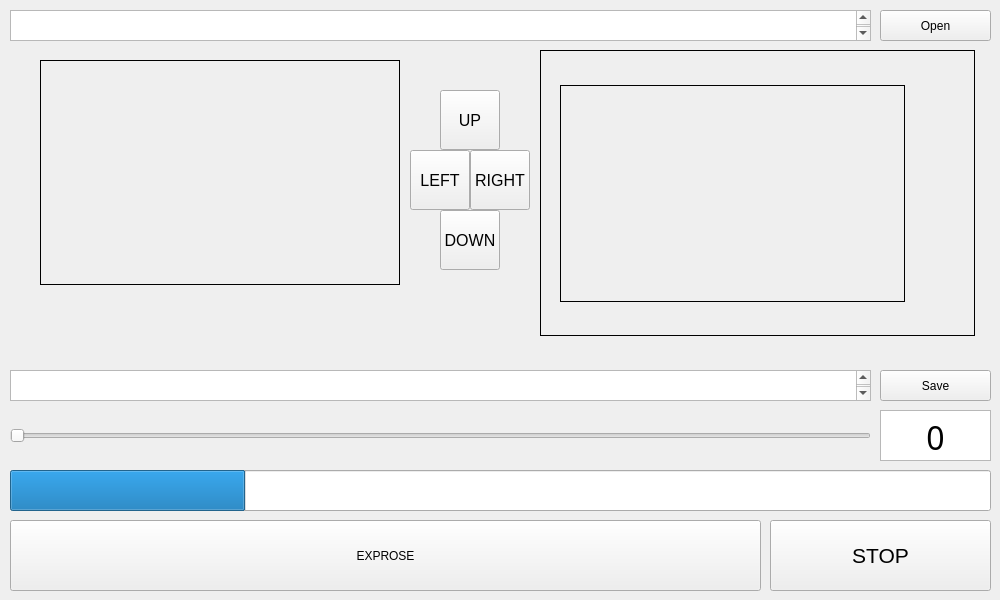
Qt form Gui.ui (Gemerus/CNC_PCB_DISPLAY) before a commit.
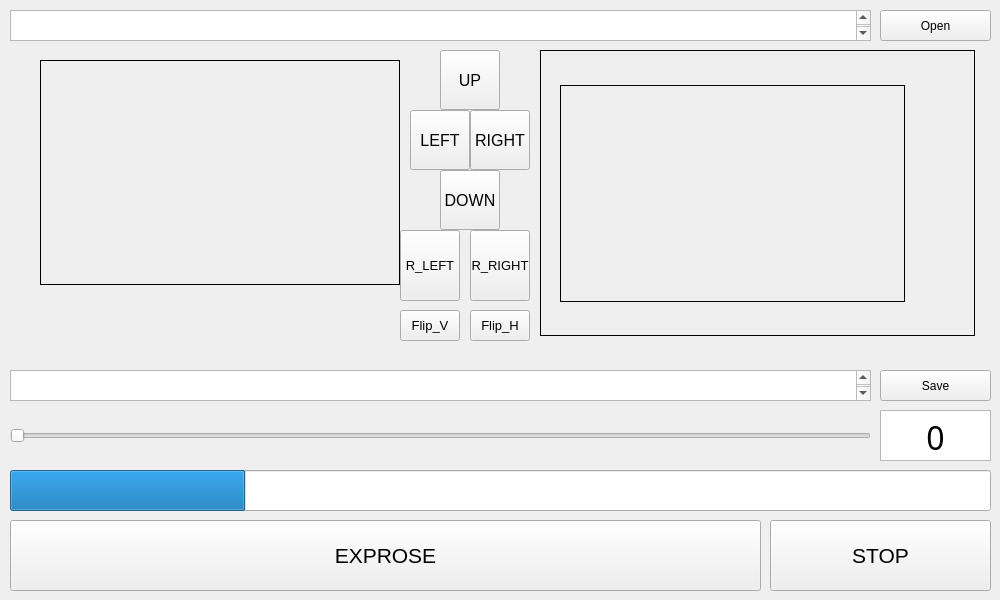
The same form after that commit. Icons and pictures are not drawn.

Diff of the .ui file:
```diff
--- a/Gui.ui
+++ b/Gui.ui
@@ -216,25 +216,6 @@
      <bool>true</bool>
     </property>
    </widget>
-   <widget class="QPushButton" name="pushButton_3">
-    <property name="geometry">
-     <rect>
-      <x>10</x>
-      <y>520</y>
-      <width>751</width>
-      <height>71</height>
-     </rect>
-    </property>
-    <property name="styleSheet">
-     <string notr="true"/>
-    </property>
-    <property name="text">
-     <string>EXPROSE</string>
-    </property>
-    <property name="flat">
-     <bool>false</bool>
-    </property>
-   </widget>
    <widget class="QLabel" name="label_3">
     <property name="geometry">
      <rect>
@@ -285,7 +266,7 @@
     <property name="geometry">
      <rect>
       <x>440</x>
-      <y>90</y>
+      <y>50</y>
       <width>60</width>
       <height>60</height>
      </rect>
@@ -303,7 +284,7 @@
     <property name="geometry">
      <rect>
       <x>440</x>
-      <y>210</y>
+      <y>170</y>
       <width>60</width>
       <height>60</height>
      </rect>
@@ -321,7 +302,7 @@
     <property name="geometry">
      <rect>
       <x>410</x>
-      <y>150</y>
+      <y>110</y>
       <width>60</width>
       <height>60</height>
      </rect>
@@ -339,7 +320,7 @@
     <property name="geometry">
      <rect>
       <x>470</x>
-      <y>150</y>
+      <y>110</y>
       <width>60</width>
       <height>60</height>
      </rect>
@@ -353,6 +334,105 @@
      <string>RIGHT</string>
     </property>
    </widget>
+   <widget class="QPushButton" name="imange_RotateLeft">
+    <property name="geometry">
+     <rect>
+      <x>400</x>
+      <y>230</y>
+      <width>60</width>
+      <height>71</height>
+     </rect>
+    </property>
+    <property name="font">
+     <font>
+      <pointsize>10</pointsize>
+     </font>
+    </property>
+    <property name="text">
+     <string>R_LEFT</string>
+    </property>
+   </widget>
+   <widget class="QPushButton" name="imange_RotateRight">
+    <property name="geometry">
+     <rect>
+      <x>470</x>
+      <y>230</y>
+      <width>60</width>
+      <height>71</height>
+     </rect>
+    </property>
+    <property name="font">
+     <font>
+      <pointsize>10</pointsize>
+     </font>
+    </property>
+    <property name="text">
+     <string>R_RIGHT</string>
+    </property>
+   </widget>
+   <widget class="QPushButton" name="imange_FlipV">
+    <property name="geometry">
+     <rect>
+      <x>400</x>
+      <y>310</y>
+      <width>60</width>
+      <height>31</height>
+     </rect>
+    </property>
+    <property name="font">
+     <font>
+      <pointsize>10</pointsize>
+     </font>
+    </property>
+    <property name="text">
+     <string>Flip_V</string>
+    </property>
+   </widget>
+   <widget class="QPushButton" name="imange_FlipH">
+    <property name="geometry">
+     <rect>
+      <x>470</x>
+      <y>310</y>
+      <width>60</width>
+      <height>31</height>
+     </rect>
+    </property>
+    <property name="font">
+     <font>
+      <pointsize>10</pointsize>
+     </font>
+    </property>
+    <property name="text">
+     <string>Flip_H</string>
+    </property>
+   </widget>
+   <widget class="QPushButton" name="Exprose">
+    <property name="geometry">
+     <rect>
+      <x>10</x>
+      <y>520</y>
+      <width>751</width>
+      <height>71</height>
+     </rect>
+    </property>
+    <property name="font">
+     <font>
+      <pointsize>16</pointsize>
+     </font>
+    </property>
+    <property name="autoFillBackground">
+     <bool>false</bool>
+    </property>
+    <property name="styleSheet">
+     <string notr="true"/>
+    </property>
+    <property name="text">
+     <string>EXPROSE</string>
+    </property>
+    <property name="flat">
+     <bool>false</bool>
+    </property>
+   </widget>
   </widget>
  </widget>
  <resources/>
```
Left out of the diff: 20 changed lines with no effect on the pictures.
